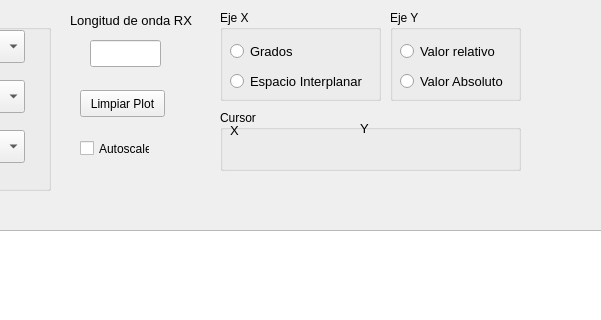
The window that ui.ui (fedes82/RX-miniflex) describes before a commit, drawn with Qt 5; both pictures show x 520 to 1121 and y 0 to 320 of the 1350 by 730 pixel window.
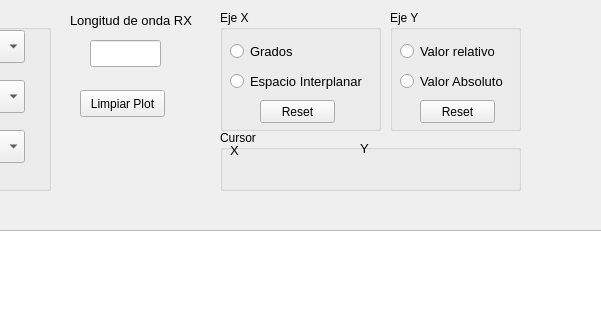
The same window after the commit. Custom widgets are drawn as their Qt base class.

Commit message:
ejes x e y
Agregue botones para resetear la vista del plot a algo util

What changed in the file:
```diff
--- a/ui.ui
+++ b/ui.ui
@@ -110,7 +110,7 @@
      <x>740</x>
      <y>10</y>
      <width>161</width>
-     <height>91</height>
+     <height>121</height>
     </rect>
    </property>
    <property name="title">
@@ -152,6 +152,19 @@
      <string>Espacio Interplanar</string>
     </property>
    </widget>
+   <widget class="QPushButton" name="btn_XReset">
+    <property name="geometry">
+     <rect>
+      <x>40</x>
+      <y>90</y>
+      <width>75</width>
+      <height>23</height>
+     </rect>
+    </property>
+    <property name="text">
+     <string>Reset</string>
+    </property>
+   </widget>
   </widget>
   <widget class="QGroupBox" name="groupBox_2">
    <property name="geometry">
@@ -159,7 +172,7 @@
      <x>910</x>
      <y>10</y>
      <width>131</width>
-     <height>91</height>
+     <height>121</height>
     </rect>
    </property>
    <property name="title">
@@ -201,6 +214,19 @@
      <string>Valor Absoluto</string>
     </property>
    </widget>
+   <widget class="QPushButton" name="btn_YReset">
+    <property name="geometry">
+     <rect>
+      <x>30</x>
+      <y>90</y>
+      <width>75</width>
+      <height>23</height>
+     </rect>
+    </property>
+    <property name="text">
+     <string>Reset</string>
+    </property>
+   </widget>
   </widget>
   <widget class="QWidget" name="verticalLayoutWidget">
    <property name="geometry">
@@ -231,7 +257,7 @@
    <property name="geometry">
     <rect>
      <x>740</x>
-     <y>110</y>
+     <y>130</y>
      <width>301</width>
      <height>61</height>
     </rect>
@@ -312,25 +338,6 @@
     </property>
    </widget>
   </widget>
-  <widget class="QCheckBox" name="chk_Autoscale">
-   <property name="enabled">
-    <bool>true</bool>
-   </property>
-   <property name="geometry">
-    <rect>
-     <x>600</x>
-     <y>140</y>
-     <width>70</width>
-     <height>17</height>
-    </rect>
-   </property>
-   <property name="text">
-    <string>Autoscale</string>
-   </property>
-   <property name="tristate">
-    <bool>false</bool>
-   </property>
-  </widget>
   <widget class="QLineEdit" name="lnedit_Muestra">
    <property name="geometry">
     <rect>
```
The commit also changes 1 other file.
